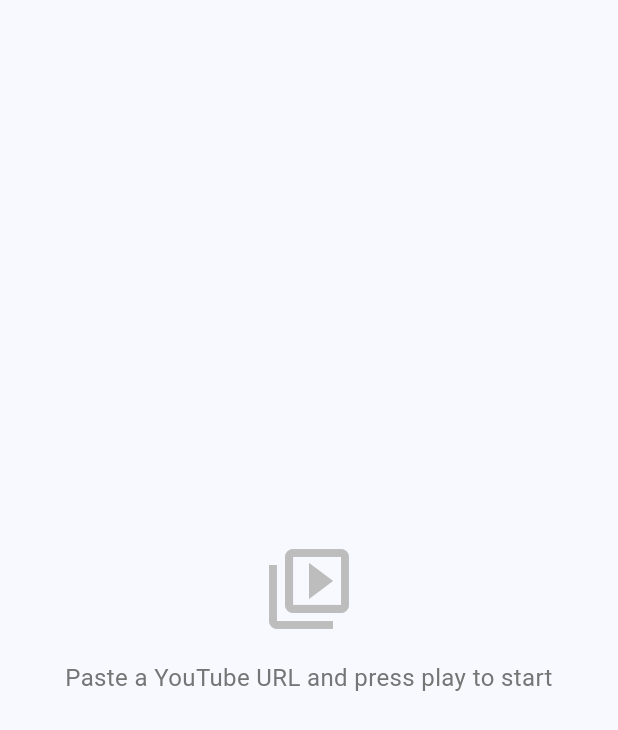
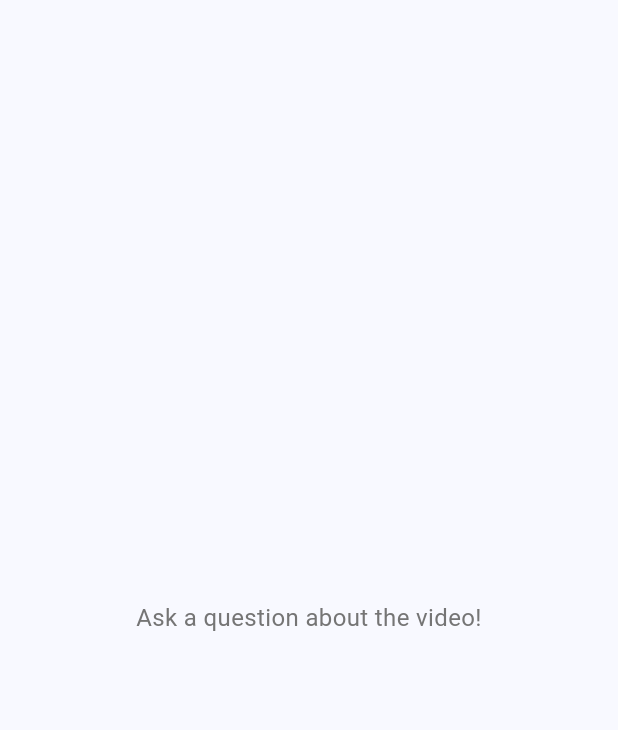
Before and after one commit to AiExpert1985/learnova, a Flutter app: the QAHistoryList widget shown alone on an empty page, opened directly with empty values, on a phone screen of 412 x 824 dp. Shown: the top 730 px of the screen. Run offline on Flutter 3.47's test engine with Material 3 defaults, Android fonts, the phone set to English and light mode, and no system bars; our stand-ins replace flutter_riverpod, go_router.

Commit message:
refactor history widget to remove has video from constructor

```diff
--- a/lib/features/qa/widgets/qa_history_list.dart
+++ b/lib/features/qa/widgets/qa_history_list.dart
@@ -3,16 +3,9 @@ import '../models/qa_history_entry.dart';
 import 'qa_bubble.dart';
 
 class QAHistoryList extends StatefulWidget {
-  final bool hasVideo;
-  final bool isLoadingVideo;
   final List<QAHistoryEntry> history;
 
-  const QAHistoryList({
-    super.key,
-    required this.hasVideo,
-    required this.isLoadingVideo,
-    required this.history,
-  });
+  const QAHistoryList({super.key, required this.history});
 
   @override
   State<QAHistoryList> createState() => _QAHistoryListState();
@@ -49,30 +42,6 @@ class _QAHistoryListState extends State<QAHistoryList> {
 
   @override
   Widget build(BuildContext context) {
-    if (!widget.hasVideo && !widget.isLoadingVideo) {
-      return Center(
-        child: Padding(
-          padding: const EdgeInsets.all(32),
-          child: Column(
-            mainAxisAlignment: MainAxisAlignment.center,
-            children: [
-              Icon(
-                Icons.video_library_outlined,
-                size: 64,
-                color: Colors.grey[400],
-              ),
-              const SizedBox(height: 16),
-              Text(
-                'Paste a YouTube URL and press play to start',
-                style: TextStyle(color: Colors.grey[600], fontSize: 16),
-                textAlign: TextAlign.center,
-              ),
-            ],
-          ),
-        ),
-      );
-    }
-
     if (widget.history.isEmpty) {
       return Center(
         child: Padding(
```
Also changed, not shown: lib/features/qa/screens/qa_screen.dart (+25 -6 lines).
